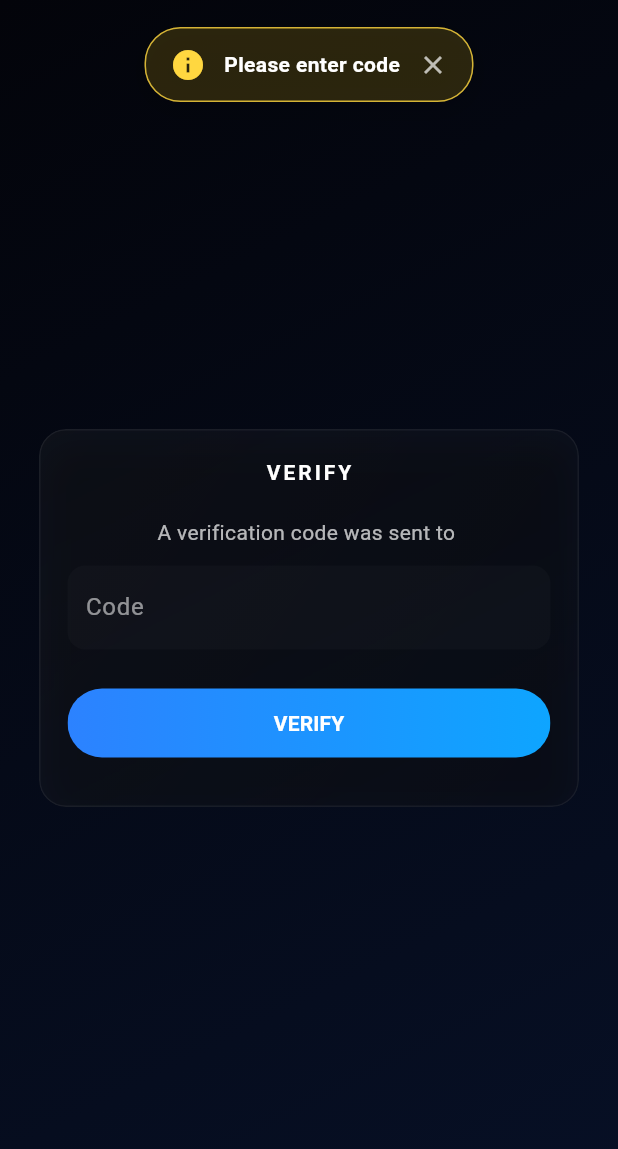
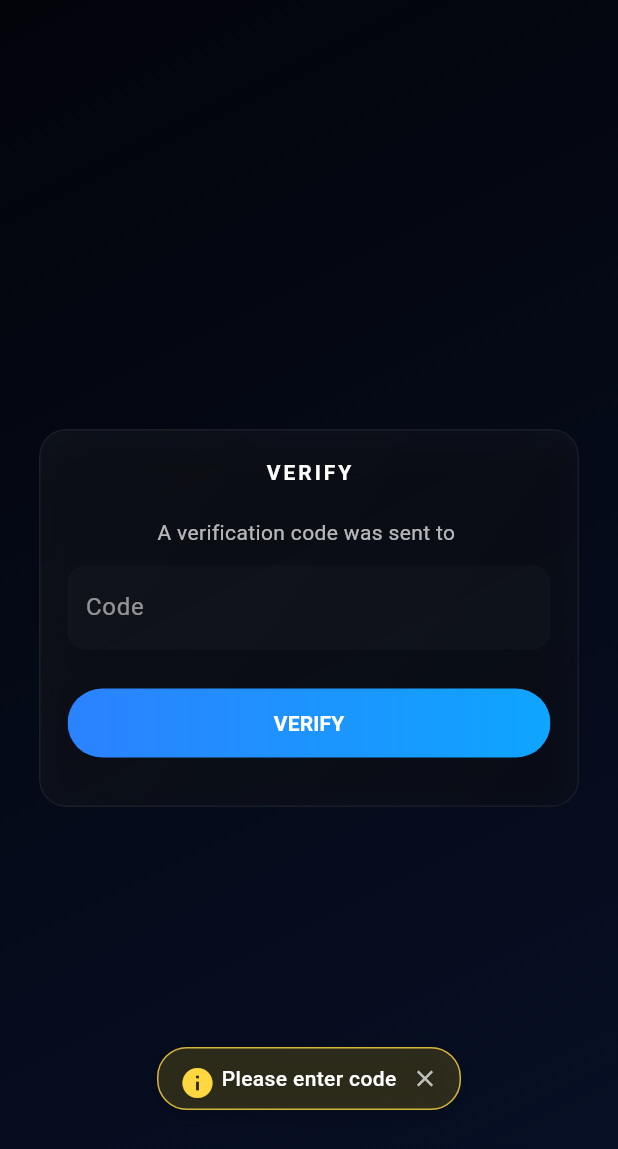
Before and after one commit to Syncre-App/Mobile, a Flutter app: the VerifyScreen screen opened directly with empty values, after a tap on "VERIFY", on a phone screen of 412 x 824 dp. Shown: the top 1149 px of the screen. Run offline on Flutter 3.47's test engine with Material 3 defaults, Android fonts, the phone set to English and light mode, and no system bars; our stand-ins replace shared_preferences; accounts and stored records are empty; network calls fail.

Commit message:
feat: Refresh friends status after adding a new friend; enhance WebSocket service to load friends status on authentication

```diff
--- a/lib/screens/home_screen.dart
+++ b/lib/screens/home_screen.dart
@@ -181,6 +181,7 @@ class _HomeScreenState extends State<HomeScreen> {
       Future.delayed(const Duration(milliseconds: 500), () {
         if (mounted) {
           _loadChats(); // Reload chats when friend is added
+          _wsService.refreshFriendsStatus(); // Refresh friends status
         }
       });
     }
--- a/lib/services/notification_service.dart
+++ b/lib/services/notification_service.dart
@@ -26,7 +26,7 @@ class NotificationService {
 
   Stream<NotificationEntry> get stream => _controller.stream;
 
-  String show(NotificationType type, String message, {Duration duration = const Duration(milliseconds: 4500)}) {
+  String show(NotificationType type, String message, {Duration duration = const Duration(milliseconds: 3000)}) {
     final id = _makeId();
     final entry = NotificationEntry(id: id, type: type, message: message, duration: duration);
     _controller.add(entry);
@@ -151,23 +151,23 @@ class _NotificationProviderState extends State<NotificationProvider> {
       alignment: Alignment.center,
       children: [
         widget.child,
-        // overlay layer: place toasts near the top, under status bar / dynamic island
+        // overlay layer: place toasts at the bottom, above navigation
         Positioned.fill(
           child: IgnorePointer(
             ignoring: _items.isEmpty,
             child: LayoutBuilder(builder: (context, _) {
-              final topPad = MediaQuery.of(context).padding.top + 12.0; // under dynamic island / status bar
+              final bottomPad = MediaQuery.of(context).padding.bottom + 80.0; // above navigation/home indicator
               return Stack(children: [
                 Positioned(
-                  top: topPad,
+                  bottom: bottomPad,
                   left: 0,
                   right: 0,
                   child: Column(
                     mainAxisSize: MainAxisSize.min,
-                    children: _items.map((entry) {
+                    children: _items.reversed.map((entry) { // Reverse to show newest at bottom
                       return Padding(
                         key: ValueKey(entry.id),
-                        padding: const EdgeInsets.symmetric(vertical: 6.0, horizontal: 24.0),
+                        padding: const EdgeInsets.symmetric(vertical: 4.0, horizontal: 16.0),
                         child: _ToastCard(
                           key: _cardKeys[entry.id],
                           entry: entry,
@@ -220,7 +220,7 @@ class _ToastCardState extends State<_ToastCard> with SingleTickerProviderStateMi
   void initState() {
     super.initState();
     _ctrl = AnimationController(vsync: this, duration: const Duration(milliseconds: 350));
-    _offset = Tween(begin: const Offset(0, -0.15), end: Offset.zero)
+    _offset = Tween(begin: const Offset(0, 0.15), end: Offset.zero) // Changed to slide up from bottom
         .animate(CurvedAnimation(parent: _ctrl, curve: Curves.easeOutBack));
     _opacity = Tween(begin: 0.0, end: 1.0)
         .animate(CurvedAnimation(parent: _ctrl, curve: Curves.easeOut));
@@ -267,24 +267,28 @@ class _ToastCardState extends State<_ToastCard> with SingleTickerProviderStateMi
           child: Material(
             color: Colors.transparent,
             child: Container(
-              constraints: const BoxConstraints(minWidth: 200, maxWidth: 520),
-              padding: const EdgeInsets.symmetric(horizontal: 16, vertical: 12),
+              constraints: const BoxConstraints(minWidth: 200, maxWidth: 400),
+              padding: const EdgeInsets.symmetric(horizontal: 14, vertical: 10),
               decoration: BoxDecoration(
                 color: widget.bgColor,
-                borderRadius: BorderRadius.circular(24),
+                borderRadius: BorderRadius.circular(20),
                 border: Border.all(color: widget.borderColor.withAlpha(204)),
-                boxShadow: [BoxShadow(color: Colors.black.withAlpha(46), blurRadius: 16, offset: const Offset(0, 4))],
+                boxShadow: [BoxShadow(color: Colors.black.withAlpha(46), blurRadius: 12, offset: const Offset(0, 2))],
               ),
               child: Row(
                 mainAxisSize: MainAxisSize.min,
                 children: [
-                  widget.icon,
-                  const SizedBox(width: 12),
-                  Flexible(child: Text(widget.entry.message, style: const TextStyle(color: Colors.white, fontWeight: FontWeight.w600))),
-                  const SizedBox(width: 12),
+                  SizedBox(
+                    width: 18,
+                    height: 18,
+                    child: widget.icon,
+                  ),
+                  const SizedBox(width: 10),
+                  Flexible(child: Text(widget.entry.message, style: const TextStyle(color: Colors.white, fontWeight: FontWeight.w500, fontSize: 14))),
+                  const SizedBox(width: 10),
                   GestureDetector(
                     onTap: _animateOut,
-                    child: const Icon(Icons.close, size: 20, color: Colors.white70),
+                    child: const Icon(Icons.close, size: 18, color: Colors.white70),
                   ),
                 ],
               ),
```
Also changed, not shown: lib/services/websocket_service.dart (+131 -0 lines).
